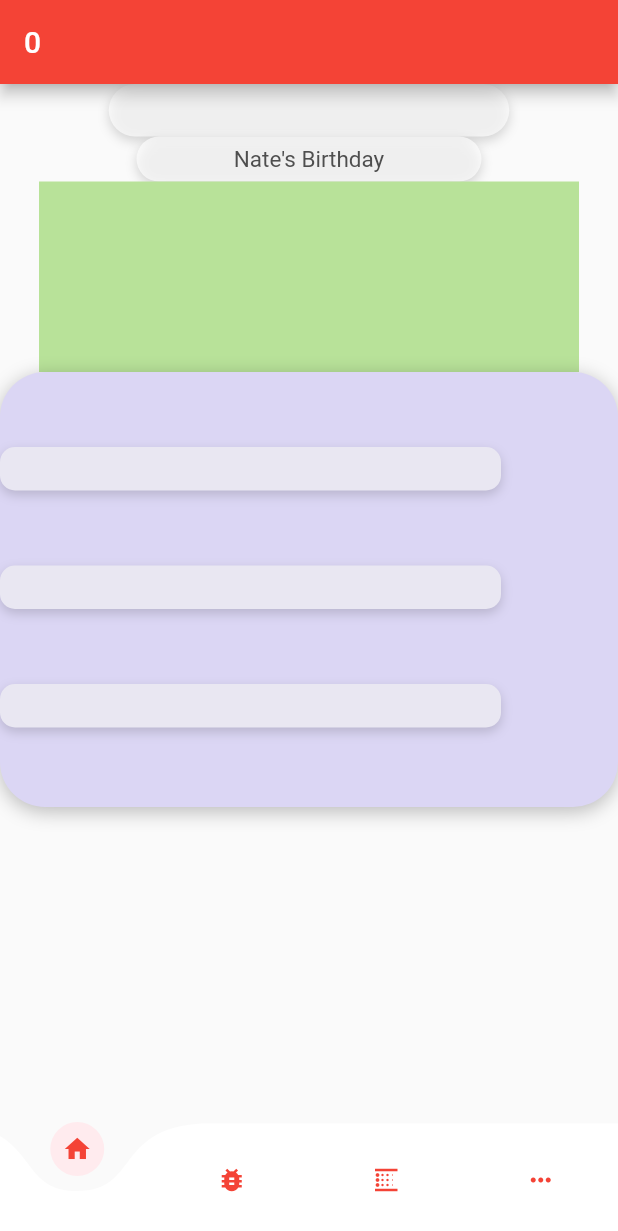
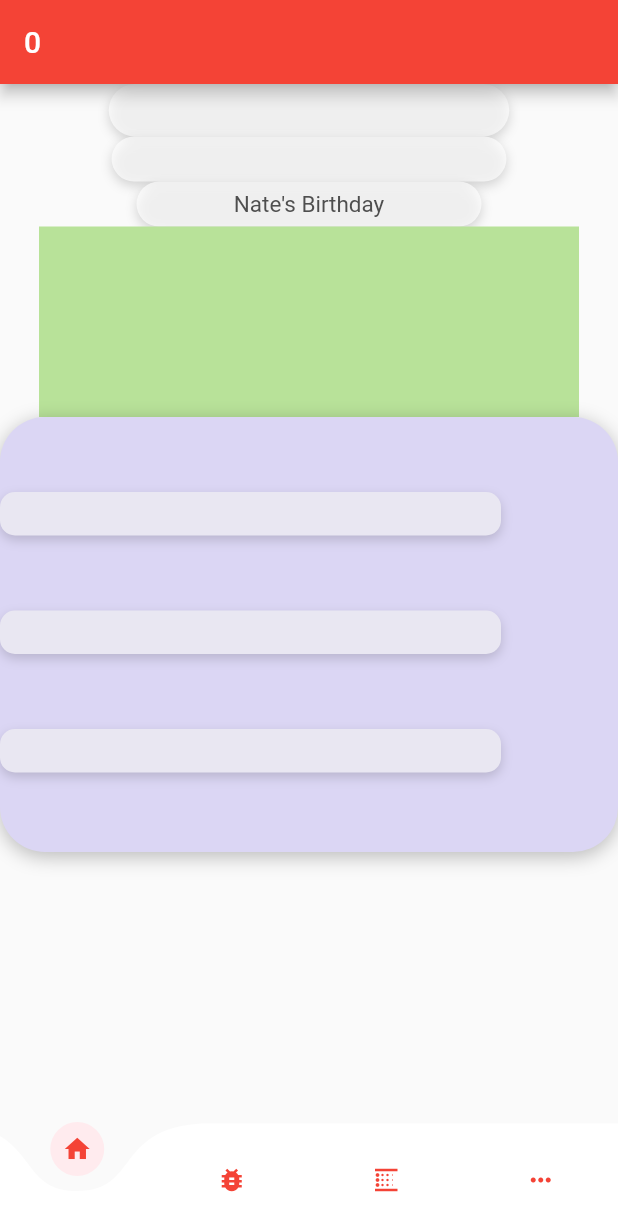
Before and after one commit to jameskokoska/AnimalCrossingNH-App, a Flutter app: the screen it shows after launch, on a phone screen of 412 x 824 dp. Shown: the top 1231 px of the screen. Run offline on Flutter 3.47's test engine with Material 2 defaults, Android fonts, the phone set to English and light mode, and no system bars; drawn by our look-alikes of curved_navigation_bar; our stand-ins replace shared_preferences; Roboto replaces fonts that are missing (ArialRoundedBold).

Commit message:
testing devide percent scaling

```diff
--- a/animal_crossing_app/lib/main.dart
+++ b/animal_crossing_app/lib/main.dart
@@ -106,8 +106,12 @@ class HomePage extends StatelessWidget{
   @override
   Widget build(BuildContext context){
     double deviceWidth = MediaQuery.of(context).size.width;
+    double designedWidth = 360;
     double deviceHeight = MediaQuery.of(context).size.height;
-
+    double designedHeight = 640;
+    double percentWidth = deviceWidth/designedWidth;
+    double percentHeight = deviceHeight/designedHeight;
+    print(deviceWidth);
     return Scaffold(
         body:
           Center(
@@ -129,6 +133,24 @@ class HomePage extends StatelessWidget{
 
         )
       ),
+
+      new Container(
+        width: 230*percentWidth,
+        height: 30,
+        decoration: new BoxDecoration(
+          color: Color(0xa6ffffff),
+		borderRadius: BorderRadius.circular(30),
+		boxShadow: [BoxShadow(
+        color: Color(0x29000000),
+        offset: Offset(0,3),
+        blurRadius: 6,
+        spreadRadius: 0
+
+    ) ],
+
+        )
+      ),
+
                 new Container(
                   width: 230,
                   height: 30,
```
